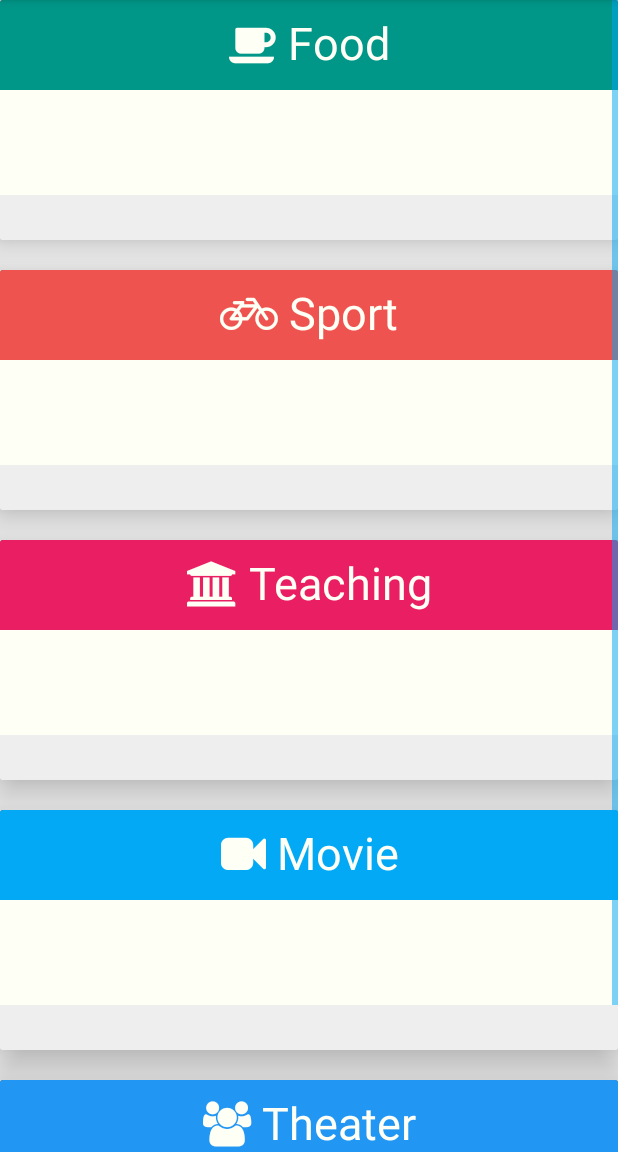
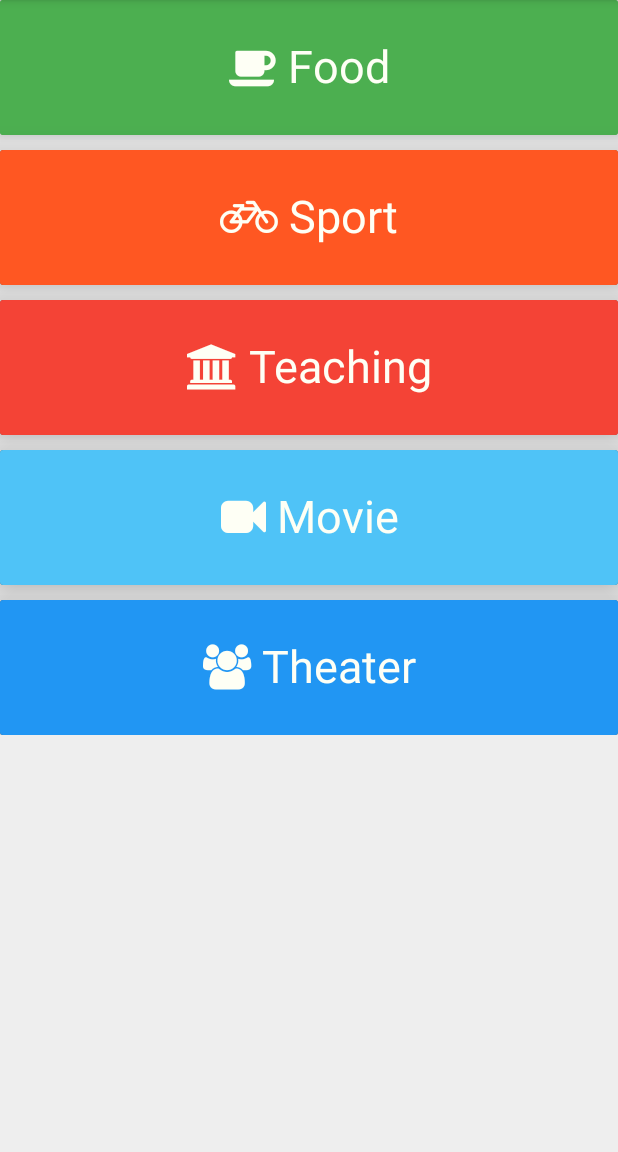
Before and after one commit to Nipel-Crumple/joinme-android-app, an Android app: the SuccessLogin screen opened directly, with no data from a screen before it, on a phone screen of 412 x 824 dp, the part 84-1236 px from its top. Run offline under Robolectric (Android 15) with nearby library versions, the phone set to English and light mode, and no system bars.

Commit message:
Changes in Category page

```diff
--- a/app/src/main/AndroidManifest.xml
+++ b/app/src/main/AndroidManifest.xml
@@ -16,7 +16,8 @@
         </activity>
 
         <activity
-            android:name=".SuccessLogin" >
+            android:name=".SuccessLogin"
+            >
         </activity>
     </application>
     <uses-permission android:name="android.permission.INTERNET" />
--- a/app/src/main/res/layout/success.xml
+++ b/app/src/main/res/layout/success.xml
@@ -10,54 +10,38 @@
         <android.support.v7.widget.CardView
             android:id="@+id/food_card_view"
             android:layout_gravity="center"
-            android:layout_width="fill_parent"
-            android:layout_height="160sp"
-            card_view:cardElevation="15sp">
+            android:layout_width="match_parent"
+            android:layout_height="90sp"
+            card_view:cardElevation="10sp"
+            card_view:cardBackgroundColor="@color/food"
+            card_view:cardCornerRadius="2dp">
 
             <TextView
                 android:id="@+id/food_header"
                 android:layout_width="match_parent"
-                android:layout_height="60sp"
+                android:layout_height="match_parent"
                 android:layout_alignParentTop="true"
                 android:background="@color/food"
                 android:layout_gravity="top"
-                android:textSize="30sp"
                 android:text="@string/food"
                 android:textColor="@color/white"
+                android:textSize="30sp"
                 android:gravity="center_vertical|center" />
-
-            <TextView
-                android:id="@+id/info_text"
-                android:layout_toStartOf="@id/food_header"
-                android:layout_width="match_parent"
-                android:layout_height="100sp"
-                android:layout_gravity="bottom"
-                android:background="@color/white"/>
-            <TextView
-                android:id="@+id/more_details"
-                android:layout_toStartOf="@id/info_text"
-                android:layout_width="match_parent"
-                android:layout_alignBottom="@id/info_text"
-                android:layout_height="30sp"
-                android:layout_gravity="bottom"
-                android:background="@color/grey"
-                />
-
         </android.support.v7.widget.CardView>
 
         <android.support.v7.widget.CardView
+            android:id="@+id/sport_card_view"
             android:layout_below="@id/food_card_view"
-            android:layout_marginTop="20sp"
-            android:id="@+id/sport_card_view"
+            android:layout_marginTop="10sp"
             android:layout_gravity="center"
             android:layout_width="fill_parent"
-            android:layout_height="160sp"
+            android:layout_height="90sp"
             card_view:cardElevation="15sp">
 
             <TextView
                 android:id="@+id/sport_header"
                 android:layout_width="match_parent"
-                android:layout_height="60sp"
+                android:layout_height="match_parent"
                 android:layout_alignParentTop="true"
                 android:background="@color/sport"
                 android:layout_gravity="top"
@@ -65,39 +49,21 @@
                 android:text="@string/sport"
                 android:textColor="@color/white"
                 android:gravity="center_vertical|center" />
-
-            <TextView
-                android:id="@+id/sport_info_text"
-                android:layout_toStartOf="@id/food_header"
-                android:layout_width="match_parent"
-                android:layout_height="100sp"
-                android:layout_gravity="bottom"
-                android:background="@color/white"/>
-            <TextView
-                android:id="@+id/sport_more_details"
-                android:layout_toStartOf="@id/info_text"
-                android:layout_width="match_parent"
-                android:layout_alignBottom="@id/info_text"
-                android:layout_height="30sp"
-                android:layout_gravity="bottom"
-                android:background="@color/grey"
-                />
-
         </android.support.v7.widget.CardView>
 
         <android.support.v7.widget.CardView
             android:layout_below="@id/sport_card_view"
-            android:layout_marginTop="20sp"
+            android:layout_marginTop="10sp"
             android:id="@+id/teaching_card_view"
             android:layout_gravity="center"
             android:layout_width="fill_parent"
-            android:layout_height="160sp"
+            android:layout_height="90sp"
             card_view:cardElevation="15sp">
 
             <TextView
                 android:id="@+id/teaching_header"
                 android:layout_width="match_parent"
-                android:layout_height="60sp"
+                android:layout_height="match_parent"
                 android:layout_alignParentTop="true"
                 android:background="@color/teaching"
                 android:layout_gravity="top"
@@ -106,38 +72,21 @@
                 android:textColor="@color/white"
                 android:gravity="center_vertical|center" />
 
-            <TextView
-                android:id="@+id/teaching_info_text"
-                android:layout_toStartOf="@id/food_header"
-                android:layout_width="match_parent"
-                android:layout_height="100sp"
-                android:layout_gravity="bottom"
-                android:background="@color/white"/>
-            <TextView
-                android:id="@+id/teaching_more_details"
-                android:layout_toStartOf="@id/info_text"
-                android:layout_width="match_parent"
-                android:layout_alignBottom="@id/info_text"
-                android:layout_height="30sp"
-                android:layout_gravity="bottom"
-                android:background="@color/grey"
-                />
-
         </android.support.v7.widget.CardView>
 
         <android.support.v7.widget.CardView
+            android:id="@+id/movie_card_view"
             android:layout_below="@id/teaching_card_view"
-            android:layout_marginTop="20sp"
-            android:id="@+id/movie_card_view"
+            android:layout_marginTop="10sp"
             android:layout_gravity="center"
             android:layout_width="fill_parent"
-            android:layout_height="160sp"
+            android:layout_height="90sp"
             card_view:cardElevation="15sp">
 
             <TextView
                 android:id="@+id/movie_header"
                 android:layout_width="match_parent"
-                android:layout_height="60sp"
+                android:layout_height="match_parent"
                 android:layout_alignParentTop="true"
                 android:background="@color/movie"
                 android:layout_gravity="top"
@@ -145,39 +94,21 @@
                 android:text="@string/movie"
                 android:textColor="@color/white"
                 android:gravity="center_vertical|center" />
-
-            <TextView
-                android:id="@+id/movie_info_text"
-                android:layout_toStartOf="@id/food_header"
-                android:layout_width="match_parent"
-                android:layout_height="100sp"
-                android:layout_gravity="bottom"
-                android:background="@color/white"/>
-            <TextView
-                android:id="@+id/movie_more_details"
-                android:layout_toStartOf="@id/info_text"
-                android:layout_width="match_parent"
-                android:layout_alignBottom="@id/info_text"
-                android:layout_height="30sp"
-                android:layout_gravity="bottom"
-                android:background="@color/grey"
-                />
-
         </android.support.v7.widget.CardView>
 
         <android.support.v7.widget.CardView
+            android:id="@+id/theater_card_view"
             android:layout_below="@id/movie_card_view"
-            android:layout_marginTop="20sp"
-            android:id="@+id/theater_card_view"
+            android:layout_marginTop="10sp"
             android:layout_gravity="center"
             android:layout_width="fill_parent"
-            android:layout_height="160sp"
+            android:layout_height="90sp"
             card_view:cardElevation="15sp">
 
             <TextView
                 android:id="@+id/theater_header"
                 android:layout_width="match_parent"
-                android:layout_height="60sp"
+                android:layout_height="match_parent"
                 android:layout_alignParentTop="true"
                 android:background="@color/theater"
                 android:layout_gravity="top"
@@ -185,8 +116,11 @@
                 android:text="@string/theater"
                 android:textColor="@color/white"
                 android:gravity="center_vertical|center" />
+        </android.support.v7.widget.CardView>
+    </RelativeLayout>
+</ScrollView>
 
-            <TextView
+    <!--<TextView
         android:id="@+id/theater_info_text"
         android:layout_toStartOf="@id/food_header"
         android:layout_width="match_parent"
@@ -201,8 +135,4 @@
         android:layout_height="30sp"
         android:layout_gravity="bottom"
         android:background="@color/grey"
-                />
-
-        </android.support.v7.widget.CardView>
-    </RelativeLayout>
-</ScrollView>
+        />-->
--- a/app/src/main/res/values/color.xml
+++ b/app/src/main/res/values/color.xml
@@ -1,9 +1,9 @@
 <?xml version="1.0" encoding="UTF-8" ?>
 <resources>
-    <color name="sport">#ef5350</color>
-    <color name="food">#009688</color>
-    <color name="teaching">#e91e63</color>
-    <color name="movie">#03a9f4</color>
+    <color name="sport">#FF5722</color>
+    <color name="food">#4CAF50</color>
+    <color name="teaching">#F44336</color>
+    <color name="movie">#4FC3F7</color>
     <color name="theater">#2196f3</color>
     <color name="background">#eee</color>
     <color name="statusbar">#009688</color>
--- a/app/src/main/res/values/strings.xml
+++ b/app/src/main/res/values/strings.xml
@@ -12,4 +12,5 @@
     <string name="teaching">&#xf19c; Teaching</string>
     <string name="movie">&#xf03d; Movie</string>
     <string name="theater">&#xf0c0; Theater</string>
+    <string name="moredetails">More details...</string>
 </resources>
--- a/app/src/main/res/values/styles.xml
+++ b/app/src/main/res/values/styles.xml
@@ -12,4 +12,10 @@
         <item name="android:textColorPrimary">@color/white</item>
     </style>
 
+    <style name="MyActionBar" parent="@style/Widget.AppCompat.ActionBar">
+        <item name="android:windowActionBarOverlay">true</item>
+
+        <!-- Support library compatibility -->
+        <item name="windowActionBarOverlay">true</item>
+    </style>
 </resources>
```
Lines whose indentation alone changed are shown as unchanged.
